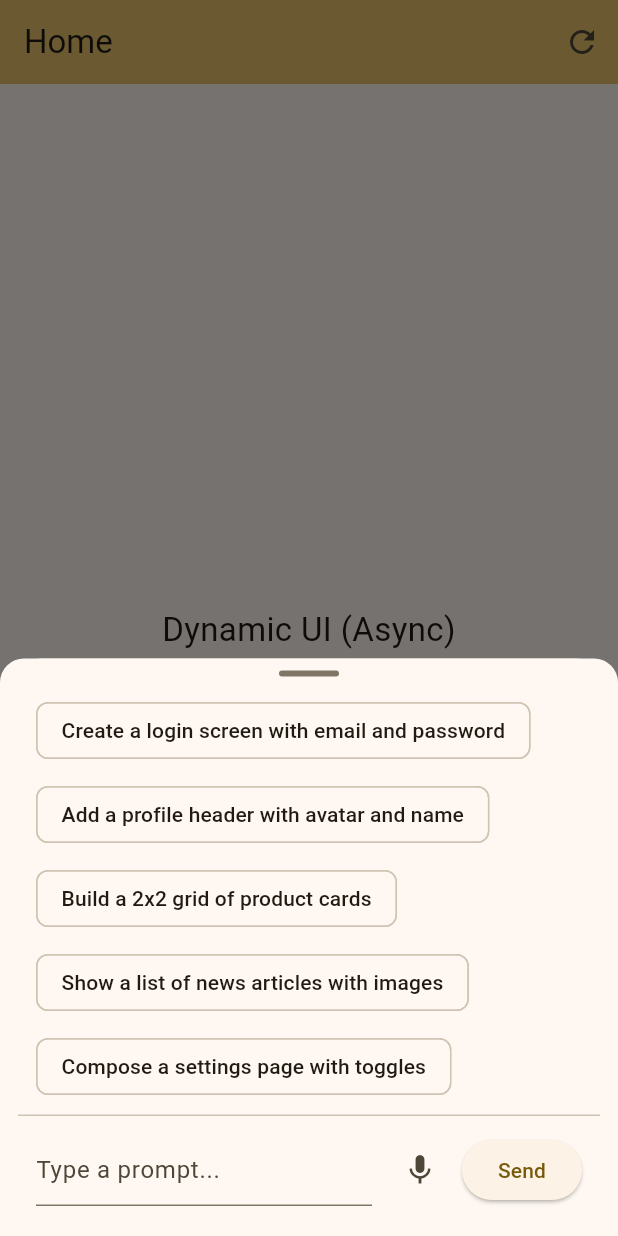
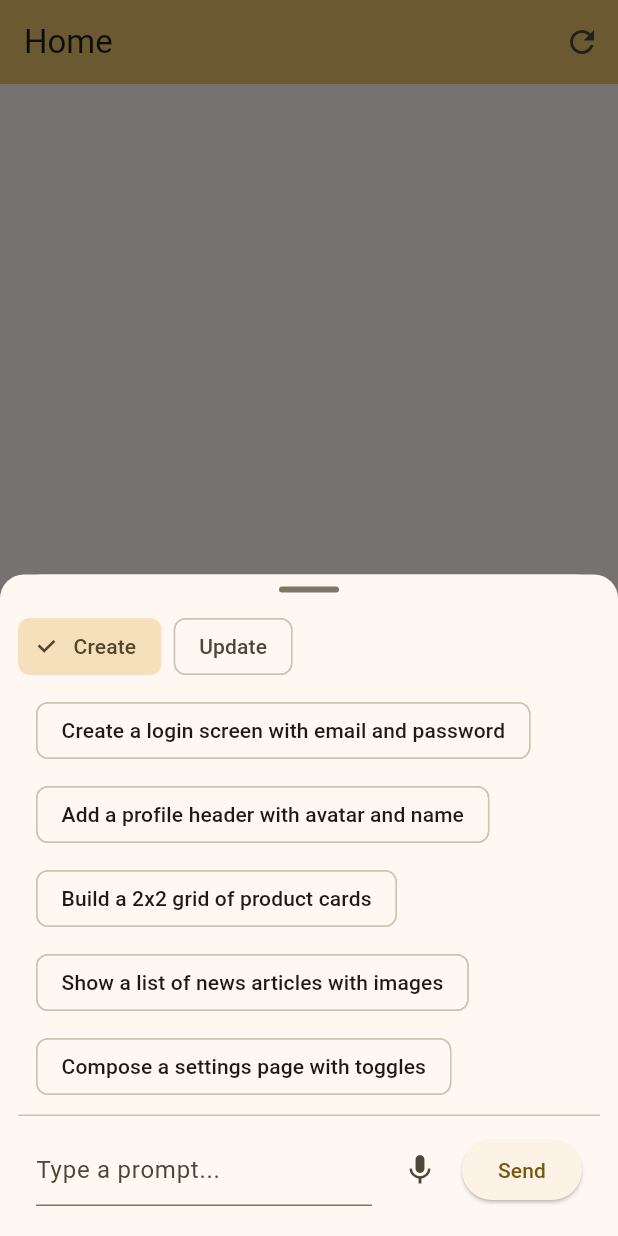
Before and after one commit to JoaoPauloUbaF/dynamic_ui_playground, a Flutter app: the screen it shows after launch, after a tap on the "add comment" icon, on a phone screen of 412 x 824 dp. Run offline on Flutter 3.47's test engine with Material 3 defaults, Android fonts, the phone set to English and light mode, and no system bars; our stand-ins replace flutter_riverpod.

Commit message:
feat(update): context-aware update suggestions and granular prompt transforms (background color, input radius, remove last item, relative insert, image fit/size, fontfamily)

```diff
--- a/lib/features/dynamic_ui/presentation/widgets/input_bottom_sheet.dart
+++ b/lib/features/dynamic_ui/presentation/widgets/input_bottom_sheet.dart
@@ -2,17 +2,49 @@ import 'package:flutter/material.dart';
 import 'input_suggestions.dart';
 
 class DynamicInputBottomSheet extends StatefulWidget {
-  const DynamicInputBottomSheet({super.key, this.showSuggestions = true, this.suggestions = const []});
+  const DynamicInputBottomSheet({
+    super.key,
+    this.createSuggestions = const [],
+    this.updateSuggestions = const [],
+  });
 
-  final bool showSuggestions;
-  final List<String> suggestions;
+  final List<String> createSuggestions;
+  final List<String> updateSuggestions;
 
   @override
-  State<DynamicInputBottomSheet> createState() => _DynamicInputBottomSheetState();
+  State<DynamicInputBottomSheet> createState() =>
+      _DynamicInputBottomSheetState();
+}
+
+class _ModeToggle extends StatelessWidget {
+  const _ModeToggle({required this.mode, required this.onChanged});
+  final String mode; // 'create' or 'update'
+  final ValueChanged<String> onChanged;
+
+  @override
+  Widget build(BuildContext context) {
+    return Row(
+      mainAxisAlignment: MainAxisAlignment.start,
+      children: [
+        ChoiceChip(
+          label: const Text('Create'),
+          selected: mode == 'create',
+          onSelected: (_) => onChanged('create'),
+        ),
+        const SizedBox(width: 8),
+        ChoiceChip(
+          label: const Text('Update'),
+          selected: mode == 'update',
+          onSelected: (_) => onChanged('update'),
+        ),
+      ],
+    );
+  }
 }
 
 class _DynamicInputBottomSheetState extends State<DynamicInputBottomSheet> {
   final TextEditingController _controller = TextEditingController();
+  String _mode = 'create';
 
   @override
   void dispose() {
@@ -25,7 +57,6 @@ class _DynamicInputBottomSheetState extends State<DynamicInputBottomSheet> {
     final bottom = MediaQuery.of(context).viewInsets.bottom;
     return Padding(
       padding: EdgeInsets.only(bottom: bottom),
-      child: SafeArea(
       child: Container(
         padding: const EdgeInsets.symmetric(horizontal: 12, vertical: 8),
         decoration: BoxDecoration(
@@ -45,15 +76,27 @@ class _DynamicInputBottomSheetState extends State<DynamicInputBottomSheet> {
                 borderRadius: BorderRadius.circular(2),
               ),
             ),
-              if (widget.showSuggestions)
-                InputSuggestions(
-                  suggestions: widget.suggestions,
+            // Manual tab-like toggle
+            _ModeToggle(
+              onChanged: (m) => setState(() => _mode = m),
+              mode: _mode,
+            ),
+            const SizedBox(height: 8),
+            SizedBox(
+              child: InputSuggestions(
+                suggestions: _mode == 'create'
+                    ? widget.createSuggestions
+                    : widget.updateSuggestions,
                 onSelected: (value) {
                   _controller.text = value;
-                    _controller.selection = TextSelection(baseOffset: value.length, extentOffset: value.length);
+                  _controller.selection = TextSelection(
+                    baseOffset: value.length,
+                    extentOffset: value.length,
+                  );
                 },
               ),
-              if (widget.showSuggestions) const SizedBox(height: 8),
+            ),
+            const SizedBox(height: 8),
             const Divider(height: 1),
             Padding(
               padding: const EdgeInsets.all(12.0),
@@ -62,7 +105,9 @@ class _DynamicInputBottomSheetState extends State<DynamicInputBottomSheet> {
                   Expanded(
                     child: TextField(
                       controller: _controller,
-                        decoration: const InputDecoration(hintText: 'Type a prompt...'),
+                      decoration: const InputDecoration(
+                        hintText: 'Type a prompt...',
+                      ),
                     ),
                   ),
                   const SizedBox(width: 8),
@@ -78,16 +123,18 @@ class _DynamicInputBottomSheetState extends State<DynamicInputBottomSheet> {
                     onPressed: () {
                       final text = _controller.text.trim();
                       if (text.isNotEmpty) {
-                          Navigator.of(context).pop(text);
+                        final mode = _mode;
+                        Navigator.of(
+                          context,
+                        ).pop({'mode': mode, 'prompt': text});
                       }
                     },
                     child: const Text('Send'),
                   ),
                 ],
               ),
-              )
+            ),
           ],
-          ),
         ),
       ),
     );
--- a/lib/main.dart
+++ b/lib/main.dart
@@ -73,19 +73,35 @@ class MyHomePage extends ConsumerWidget {
       ),
       floatingActionButton: FloatingActionButton(
         onPressed: () async {
-          final result = await showModalBottomSheet<String>(
+          final currentJson = ref.read(dynamicUiJsonProvider).value ?? vm.lastValidOrDefault;
+          final updateSugs = getUpdateSuggestionsForJson(currentJson);
+          final result = await showModalBottomSheet(
             context: context,
             useSafeArea: true,
             isScrollControlled: true,
-            builder: (_) => const DynamicInputBottomSheet(
-              suggestions: kDefaultSuggestions,
-              showSuggestions: true,
+            builder: (_) => DynamicInputBottomSheet(
+              createSuggestions: kDefaultCreateSuggestions,
+              updateSuggestions: updateSugs,
             ),
           );
-          if (result != null && result.trim().isNotEmpty) {
-            final json = getMockForPrompt(result.trim());
-            if (json != null) {
-              ref.read(dynamicUiJsonProvider.notifier).applyJson(json);
+          if (result is Map) {
+            final mode = result['mode'] as String? ?? 'create';
+            final prompt = (result['prompt'] as String?)?.trim() ?? '';
+            if (prompt.isNotEmpty) {
+              if (mode == 'create') {
+                final json = getCreateMockForPrompt(prompt);
+                if (json != null) {
+                  ref.read(dynamicUiJsonProvider.notifier).applyJson(json);
+                }
+              } else {
+                final curr =
+                    ref.read(dynamicUiJsonProvider).value ??
+                    vm.lastValidOrDefault;
+                final updated = getUpdateMockForPrompt(prompt, curr);
+                if (updated != null) {
+                  ref.read(dynamicUiJsonProvider.notifier).applyJson(updated);
+                }
+              }
             }
           }
         },
```
Also changed, not shown: lib/features/dynamic_ui/domain/mocks/ui_json_mocks.dart (+372 -2 lines). Lines whose indentation alone changed are shown as unchanged.
